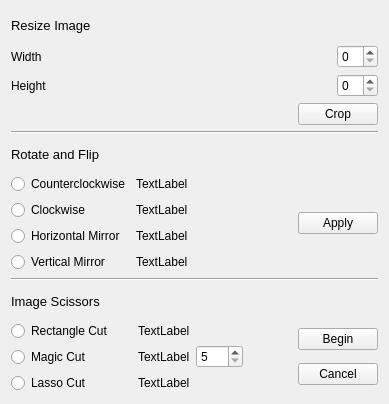
The window that Palette/BasicControls.ui (JosefNatanael/ThePhotoEditor) describes before a commit, drawn with Qt 5.
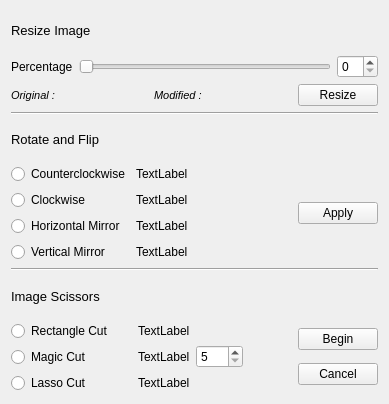
The same window after the commit.

Commit message: Reimplemented resize feature, only enabled for downsize (aglio olio)

```diff
--- a/Palette/BasicControls.ui
+++ b/Palette/BasicControls.ui
@@ -140,74 +140,80 @@
        <item>
         <widget class="QLabel" name="cropWidthLabel">
          <property name="text">
-          <string>Width</string>
+          <string>Percentage</string>
          </property>
         </widget>
        </item>
        <item>
-        <spacer name="horizontalSpacer">
+        <widget class="QSlider" name="resizeSlider">
          <property name="orientation">
           <enum>Qt::Horizontal</enum>
          </property>
-         <property name="sizeHint" stdset="0">
-          <size>
-           <width>47</width>
-           <height>20</height>
-          </size>
-         </property>
-        </spacer>
+        </widget>
        </item>
        <item>
         <widget class="QSpinBox" name="cropWidthSpinBox"/>
        </item>
       </layout>
      </item>
-     <item>
-      <layout class="QHBoxLayout" name="horizontalLayout_2">
-       <item>
-        <widget class="QLabel" name="cropHeightLabel">
-         <property name="text">
-          <string>Height</string>
-         </property>
-        </widget>
-       </item>
-       <item>
-        <spacer name="horizontalSpacer_2">
-         <property name="orientation">
-          <enum>Qt::Horizontal</enum>
-         </property>
-         <property name="sizeHint" stdset="0">
-          <size>
-           <width>40</width>
-           <height>20</height>
-          </size>
-         </property>
-        </spacer>
-       </item>
-       <item>
-        <widget class="QSpinBox" name="cropHeightSpinBox"/>
-       </item>
-      </layout>
-     </item>
      <item>
       <layout class="QHBoxLayout" name="horizontalLayout_6">
        <item>
-        <spacer name="horizontalSpacer_3">
+        <widget class="QLabel" name="originalSizeLabel">
+         <property name="font">
+          <font>
+           <pointsize>8</pointsize>
+           <italic>true</italic>
+          </font>
+         </property>
+         <property name="text">
+          <string>Original : </string>
+         </property>
+        </widget>
+       </item>
+       <item>
+        <spacer name="horizontalSpacer_2">
          <property name="orientation">
           <enum>Qt::Horizontal</enum>
          </property>
          <property name="sizeHint" stdset="0">
           <size>
-           <width>100</width>
-           <height>17</height>
+           <width>40</width>
+           <height>20</height>
           </size>
          </property>
         </spacer>
        </item>
        <item>
-        <widget class="QPushButton" name="cropPushButton">
+        <widget class="QLabel" name="modifiedSizeLabel">
+         <property name="font">
+          <font>
+           <pointsize>8</pointsize>
+           <italic>true</italic>
+          </font>
+         </property>
          <property name="text">
-          <string>Crop</string>
+          <string>Modified :</string>
+         </property>
+        </widget>
+       </item>
+       <item>
+        <spacer name="horizontalSpacer">
+         <property name="orientation">
+          <enum>Qt::Horizontal</enum>
+         </property>
+         <property name="sizeHint" stdset="0">
+          <size>
+           <width>40</width>
+           <height>20</height>
+          </size>
+         </property>
+        </spacer>
+       </item>
+       <item>
+        <widget class="QPushButton" name="resizePushButton">
+         <property name="text">
+          <string>Resize</string>
          </property>
         </widget>
        </item>
```
The commit also changes 6 other files.
